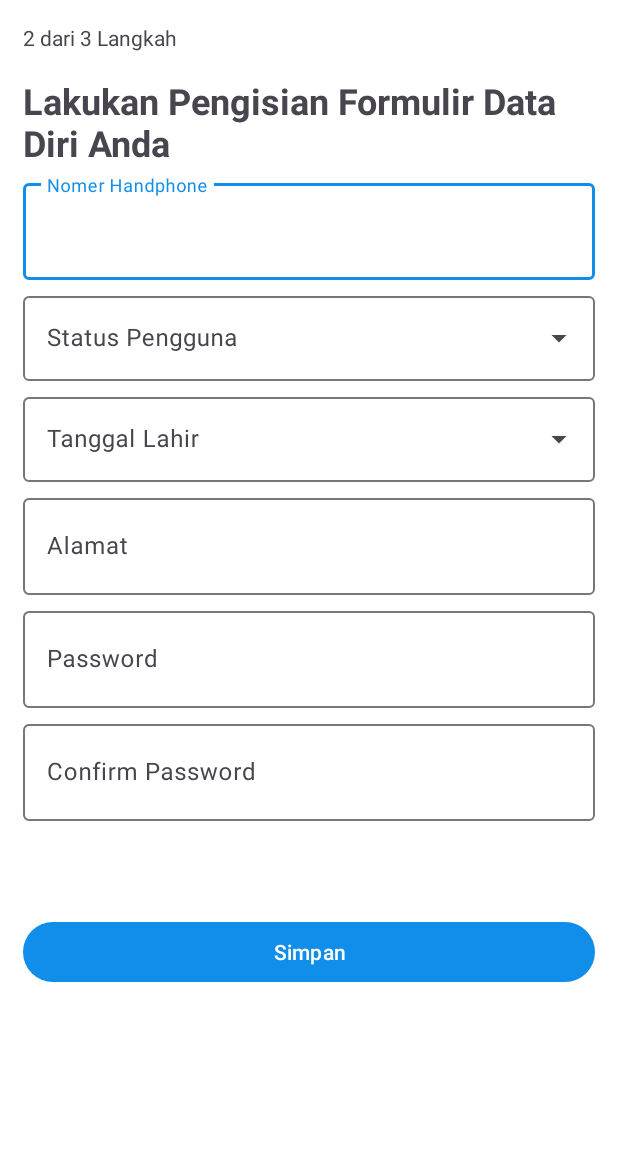
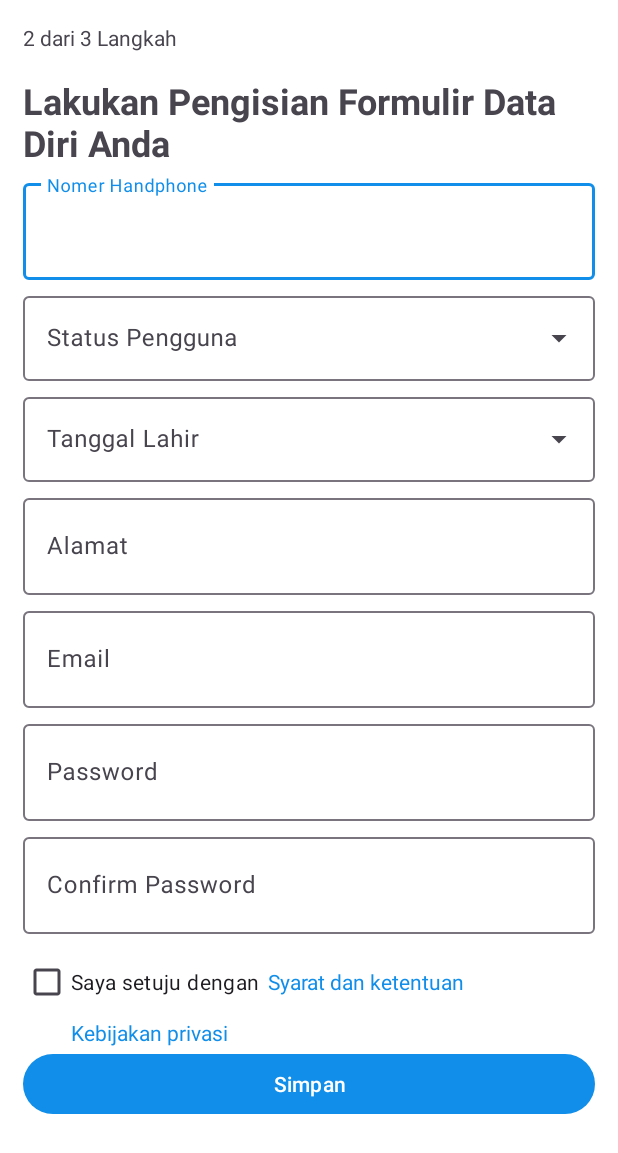
Before and after one commit to innoji26/NoCash-Project, an Android app: the layout activity_data_identitas.xml on its own in the app's theme, with its tools: preview values and no code run, on a phone screen of 412 x 824 dp. Shown: the top 1153 px of the screen. Run offline under Robolectric (Android 15) with nearby library versions, the phone set to English and light mode, and no system bars.

Commit message:
update data identitas

```diff
--- a/app/src/main/res/layout/activity_data_identitas.xml
+++ b/app/src/main/res/layout/activity_data_identitas.xml
@@ -1,5 +1,6 @@
 <?xml version="1.0" encoding="utf-8"?>
-<androidx.constraintlayout.widget.ConstraintLayout xmlns:android="http://schemas.android.com/apk/res/android"
+
+<ScrollView xmlns:android="http://schemas.android.com/apk/res/android"
     xmlns:app="http://schemas.android.com/apk/res-auto"
     xmlns:tools="http://schemas.android.com/tools"
     android:id="@+id/main"
@@ -7,6 +8,10 @@
     android:layout_height="match_parent"
     android:padding="15dp"
     tools:context=".ui.identitas.DataIdentitasActivity">
+
+    <androidx.constraintlayout.widget.ConstraintLayout
+        android:layout_width="match_parent"
+        android:layout_height="wrap_content">
 
         <TextView
             android:id="@+id/textView6"
@@ -102,13 +107,30 @@
         </com.google.android.material.textfield.TextInputLayout>
 
         <com.google.android.material.textfield.TextInputLayout
+            android:id="@+id/layoutEmail"
+            android:layout_width="match_parent"
+            android:layout_height="70dp"
+            android:hint="@string/email"
+            android:layout_marginTop="5dp"
+            app:endIconMode="clear_text"
+            app:layout_constraintTop_toBottomOf="@+id/layoutAlamat"
+            tools:layout_editor_absoluteX="15dp">
+
+            <com.google.android.material.textfield.TextInputEditText
+                android:id="@+id/edtemail"
+                android:layout_width="match_parent"
+                android:layout_height="match_parent"
+                android:inputType="text" />
+        </com.google.android.material.textfield.TextInputLayout>
+
+        <com.google.android.material.textfield.TextInputLayout
             android:id="@+id/layoutPassword"
             android:layout_width="match_parent"
             android:layout_height="70dp"
             android:layout_marginTop="5dp"
             android:hint="@string/password"
             app:endIconMode="clear_text"
-        app:layout_constraintTop_toBottomOf="@+id/layoutAlamat"
+            app:layout_constraintTop_toBottomOf="@+id/layoutEmail"
             tools:layout_editor_absoluteX="15dp">
 
             <com.google.android.material.textfield.TextInputEditText
@@ -135,12 +157,45 @@
                 android:inputType="textPassword" />
         </com.google.android.material.textfield.TextInputLayout>
 
+        <CheckBox
+            android:id="@+id/checkboxPrivacyPolicy"
+            android:layout_width="wrap_content"
+            android:layout_height="wrap_content"
+            android:layout_marginTop="8dp"
+            android:text="@string/agree_privacy_policy"
+            app:layout_constraintStart_toStartOf="parent"
+            app:layout_constraintTop_toBottomOf="@+id/layoutConfirmPassword" />
+
+        <TextView
+            android:id="@+id/termandcondition"
+            android:layout_width="wrap_content"
+            android:layout_height="wrap_content"
+            android:textColor="@color/blue_violet"
+            android:layout_marginStart="5dp"
+            android:layout_marginTop="22dp"
+            android:text="@string/term_and_conditions"
+
+            app:layout_constraintStart_toEndOf="@+id/checkboxPrivacyPolicy"
+            app:layout_constraintTop_toBottomOf="@+id/layoutConfirmPassword" />
+
+        <TextView
+            android:id="@+id/privacy"
+            android:layout_width="wrap_content"
+            android:layout_height="wrap_content"
+            android:text="@string/privacy"
+            android:textColor="@color/blue_violet"
+            android:layout_marginStart="32dp"
+            app:layout_constraintStart_toStartOf="parent"
+            app:layout_constraintTop_toBottomOf="@+id/checkboxPrivacyPolicy" />
         <Button
+            android:id="@+id/button"
             android:layout_width="match_parent"
             android:layout_height="wrap_content"
+            android:layout_marginTop="20dp"
             android:text="@string/save"
-        android:layout_marginTop="63dp"
             app:layout_constraintEnd_toEndOf="parent"
             app:layout_constraintStart_toStartOf="parent"
-        app:layout_constraintTop_toBottomOf="@+id/layoutConfirmPassword" />
+            app:layout_constraintTop_toBottomOf="@+id/checkboxPrivacyPolicy" />
     </androidx.constraintlayout.widget.ConstraintLayout>
+
+</ScrollView>
--- a/app/src/main/res/values/strings.xml
+++ b/app/src/main/res/values/strings.xml
@@ -100,6 +100,9 @@
     <string name="_0_detik">0 detik</string>
     <string name="forgotpassword">Lupa Password</string>
     <string name="username">Username</string>
+    <string name="agree_privacy_policy">Saya setuju dengan</string>
+    <string name="term_and_conditions"> Syarat dan ketentuan\n</string>
+    <string name="privacy">Kebijakan privasi</string>
 
 
 </resources>
```
Lines whose indentation alone changed are shown as unchanged.
